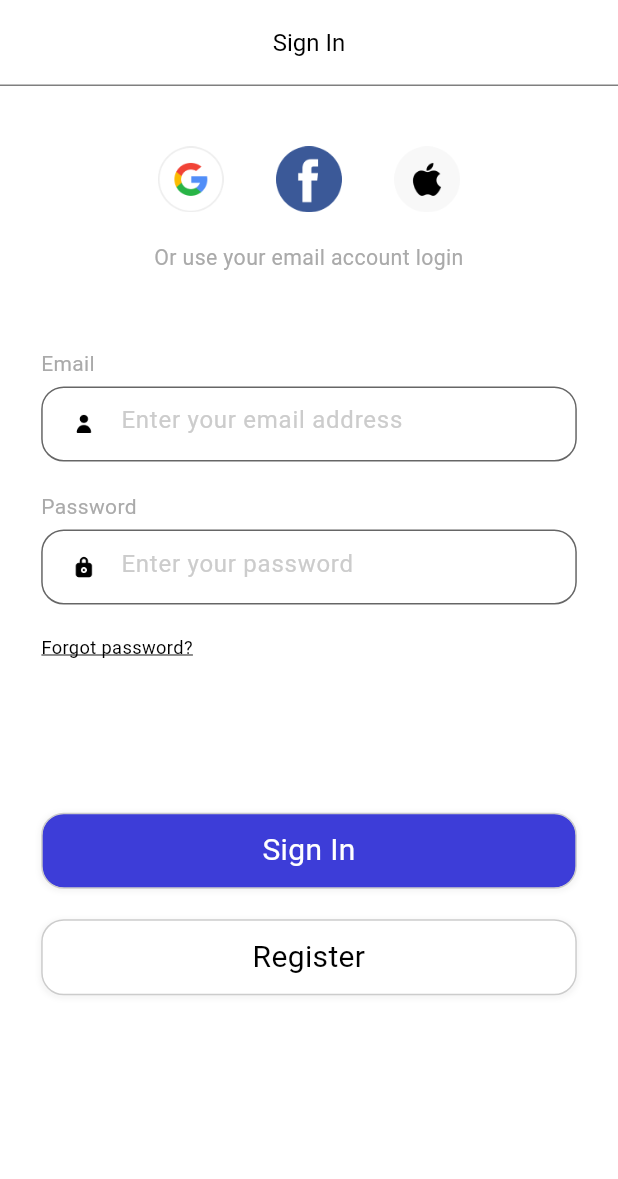
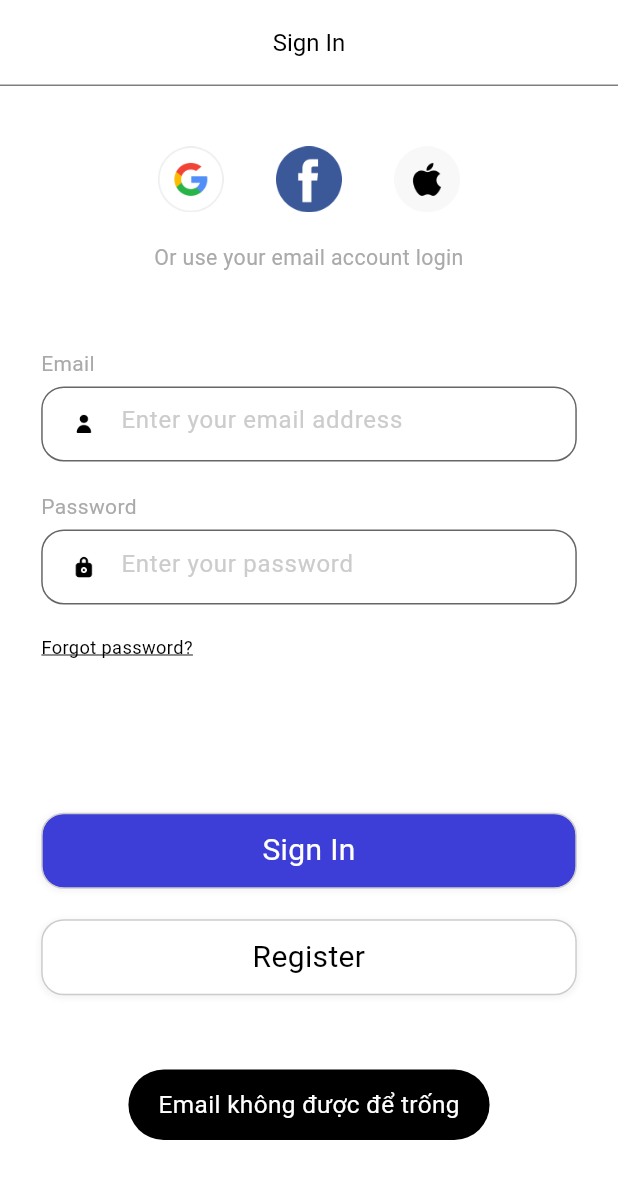
Before and after one commit to tuannguyen1302/ulearning_app, a Flutter app: the SignInScreen screen opened directly, after a tap on "Sign In", on a phone screen of 412 x 824 dp. Shown: the top 1179 px of the screen. Run offline on Flutter 3.47's test engine with Material 3 defaults, Android fonts, the phone set to English and light mode, and no system bars; our stand-ins replace dots_indicator, firebase_auth, firebase_core, flutter_riverpod, flutter_screenutil, fluttertoast and 3 more; accounts and stored records are empty; generated files the repository leaves out were written again.

Commit message:
feat login user success

```diff
--- a/lib/constants/router.dart
+++ b/lib/constants/router.dart
@@ -4,10 +4,12 @@ class RouterPaths {
   static const root = '/';
   static const signIn = 'signIn';
   static const signUp = 'signUp';
+  static const home = 'home';
 }
 
 class RouterNames {
   RouterNames._private();
   static const signIn = '/signIn';
   static const signUp = '/signUp';
+  static const home = '/home';
 }
--- /dev/null
+++ b/lib/presentation/features/sign_in/provider/sign_in_viewmodel.dart
@@ -0,0 +1,103 @@
+import 'package:firebase_auth/firebase_auth.dart';
+import 'package:flutter/foundation.dart';
+import 'package:flutter/material.dart';
+import 'package:riverpod_annotation/riverpod_annotation.dart';
+import '../../../../utilities/popup_messages.dart';
+import '../../../global_loader/global_loader.dart';
+import '../../home/home_screen.dart';
+import '../model/user.dart';
+import 'sign_in_state.dart';
+
+part 'sign_in_viewmodel.g.dart';
+
+@riverpod
+class SignInViewmodel extends _$SignInViewmodel {
+  late BuildContext context;
+
+  @override
+  SignInState build(BuildContext context) {
+    this.context = context; // Khởi tạo context
+    return const SignInState(); // State mặc định
+  }
+
+  void onUserEmailChanged(String email) {
+    state = state.copyWith(email: email);
+  }
+
+  void onUserPasswordChanged(String password) {
+    state = state.copyWith(password: password);
+  }
+
+  Future<void> handleSignIn() async {
+    final email = state.email;
+    final password = state.password;
+
+    if (email.isEmpty) {
+      await toastInfo('Email không được để trống');
+      return;
+    }
+    if (password.isEmpty) {
+      await toastInfo('Password không được để trống');
+      return;
+    }
+
+    ref.read(globalLoaderProvider.notifier).setLoaderValue(true);
+
+    try {
+      final credential = await FirebaseAuth.instance
+          .signInWithEmailAndPassword(email: email, password: password);
+
+      if (!credential.user!.emailVerified) {
+        await toastInfo('Tài khoản chưa được kích hoạt. Vui lòng kiểm tra email.');
+        ref.read(globalLoaderProvider.notifier).setLoaderValue(false);
+        return;
+      }
+
+      final user = credential.user;
+      if (user != null) {
+        UserLoginReq userModel = UserLoginReq(
+          avatar: user.photoURL,
+          name: user.displayName,
+          email: user.email,
+          openID: user.uid,
+          type: 1,
+        );
+        asyncPostAllData(userModel);
+
+        // Điều hướng sang HomeScreen
+        await Navigator.pushReplacement(
+          context,
+          MaterialPageRoute(builder: (context) => const HomeScreen()),
+        );
+      } else {
+        await toastInfo('Login error');
+      }
+    } catch (e) {
+      if (e is FirebaseAuthException) {
+        switch (e.code) {
+          case 'user-not-found':
+            await toastInfo('Không tìm thấy tài khoản.');
+            break;
+          case 'wrong-password':
+            await toastInfo('Mật khẩu không đúng.');
+            break;
+          case 'invalid-email':
+            await toastInfo('Email không hợp lệ.');
+            break;
+          default:
+            await toastInfo('Đăng nhập thất bại. Thử lại sau.');
+        }
+      } else {
+        if (kDebugMode) {
+          print('Unexpected error: $e');
+        }
+        await toastInfo('Đã xảy ra lỗi. Vui lòng thử lại.');
+      }
+    }
+    ref.read(globalLoaderProvider.notifier).setLoaderValue(false);
+  }
+
+  void asyncPostAllData(UserLoginReq userModel) async {
+    // Hàm xử lý logic lưu trữ dữ liệu, nếu cần
+  }
+}
--- a/lib/presentation/features/sign_in/sign_in_screen.dart
+++ b/lib/presentation/features/sign_in/sign_in_screen.dart
@@ -2,23 +2,35 @@ import 'package:flutter/material.dart';
 import 'package:flutter_riverpod/flutter_riverpod.dart';
 import 'package:flutter_screenutil/flutter_screenutil.dart';
 import '../../../utilities/app_colors.dart';
+import '../../global_loader/global_loader.dart';
 import '../sign_up/sign_up_screen.dart';
 import '../widget/app_text_field.dart';
 import '../widget/build_app_bar.dart';
 import '../widget/text_widget.dart';
+import 'provider/sign_in_viewmodel.dart';
 import 'widgets/button_widget.dart';
 import 'widgets/third_party_login.dart';
 
-class SignInScreen extends ConsumerWidget {
+class SignInScreen extends ConsumerStatefulWidget {
   const SignInScreen({super.key});
 
   @override
-  Widget build(BuildContext context, WidgetRef ref) {
+  ConsumerState createState() => _SignInScreenState();
+}
+
+class _SignInScreenState extends ConsumerState<SignInScreen> {
+  bool _showPassword = false; // Trạng thái hiển thị mật khẩu
+  @override
+  Widget build(BuildContext context) {
+    final signInProvider = ref.watch(signInViewmodelProvider(context));
+    final readSignInProvider = ref.read(signInViewmodelProvider(context).notifier);
+    final loader = ref.watch(globalLoaderProvider);
     return Scaffold(
       backgroundColor: Colors.white,
       appBar: buildAppbar(title: 'Sign In', automaticallyImplyLeading: false),
       body: SafeArea(
-        child: SingleChildScrollView(
+        child: loader == false
+            ? SingleChildScrollView(
                 child: Column(
                   crossAxisAlignment: CrossAxisAlignment.start,
                   children: [
@@ -40,6 +52,8 @@ class SignInScreen extends ConsumerWidget {
                       text: 'Email',
                       iconName: 'assets/icons/user.png',
                       titleField: 'Enter your email address',
+                      func: (value) =>
+                          readSignInProvider.onUserEmailChanged(value),
                     ),
                     SizedBox(
                       height: 20.h,
@@ -50,6 +64,9 @@ class SignInScreen extends ConsumerWidget {
                       iconName: 'assets/icons/lock.png',
                       titleField: 'Enter your password',
                       obscureText: true,
+                      func: (value) =>
+                          readSignInProvider.onUserPasswordChanged(value),
+
                     ),
                     SizedBox(
                       height: 20.h,
@@ -61,12 +78,12 @@ class SignInScreen extends ConsumerWidget {
                     SizedBox(
                       height: 100.h,
                     ),
-              //button signin
+                    //button signing
                     Center(
                       child: buttonWidget(
                         text: 'Sign In',
                         func: () {
-                    //  print('login');
+                          readSignInProvider.handleSignIn();
                         },
                       ),
                     ),
@@ -90,6 +107,12 @@ class SignInScreen extends ConsumerWidget {
                     ),
                   ],
                 ),
+              )
+            : const Center(
+                child: CircularProgressIndicator(
+                  backgroundColor: Colors.blue,
+                  color: AppColors.primaryText,
+                ),
               ),
       ),
     );
--- a/lib/presentation/features/widget/app_text_field.dart
+++ b/lib/presentation/features/widget/app_text_field.dart
@@ -5,13 +5,12 @@ import '../../../utilities/app_colors.dart';
 import 'text_widget.dart';
 
 Widget appTextField({
-  required String text,
-  required String iconName,
-  required String titleField,
+  required String text, required String iconName, required String titleField,
+
   bool obscureText = false,
   void Function(String value)? func,
   String imagePath = '',
-
+  bool showPassword = false,
 }) {
 
   return Container(
@@ -74,6 +73,8 @@ Widget appTextField({
                   obscureText: obscureText,
                 ),
               ),
+
+
             ],
           ),
         ),
```
Also changed, not shown: lib/data/provider/go_router/go_router_provider.dart (+8 -0 lines), lib/presentation/features/home/home_screen.dart (added, +22 -0 lines), lib/presentation/features/sign_in/model/user.dart (added, +40 -0 lines), lib/presentation/features/sign_in/provider/sign_in_state.dart (added, +15 -0 lines), lib/data/provider/go_router/go_router_provider.g.dart, pubspec.lock. Lines whose indentation alone changed are shown as unchanged.
